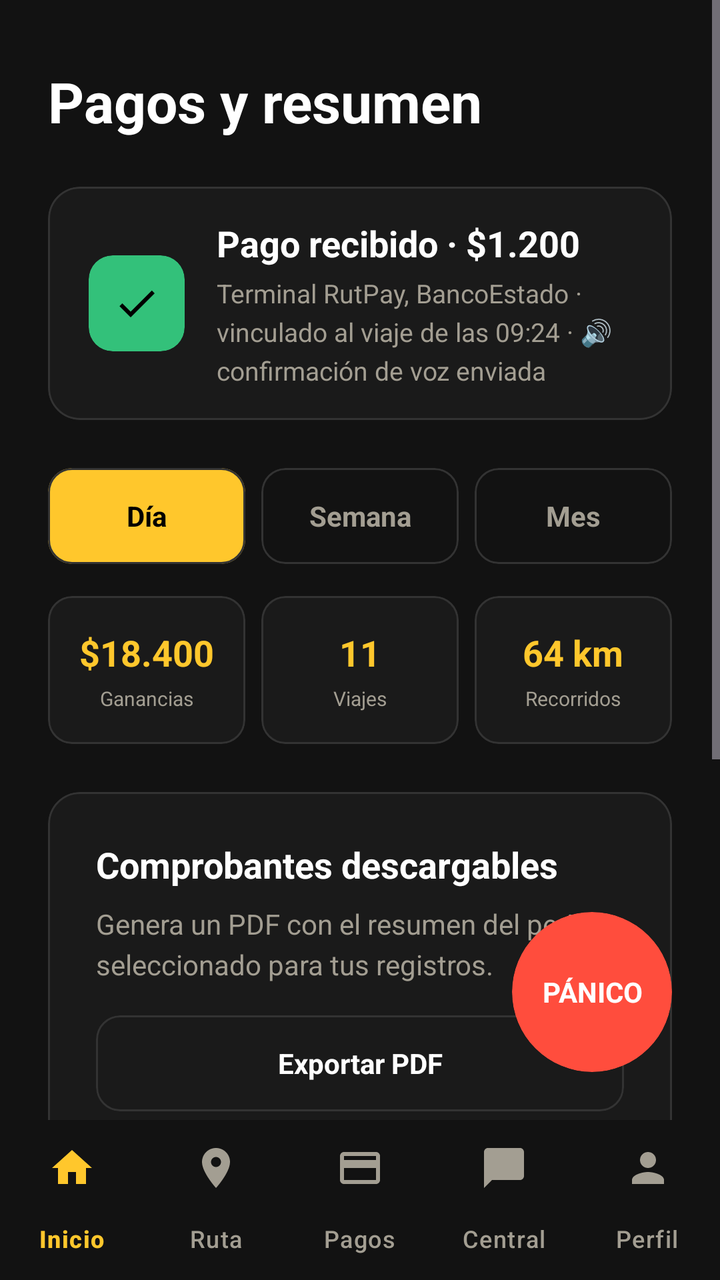
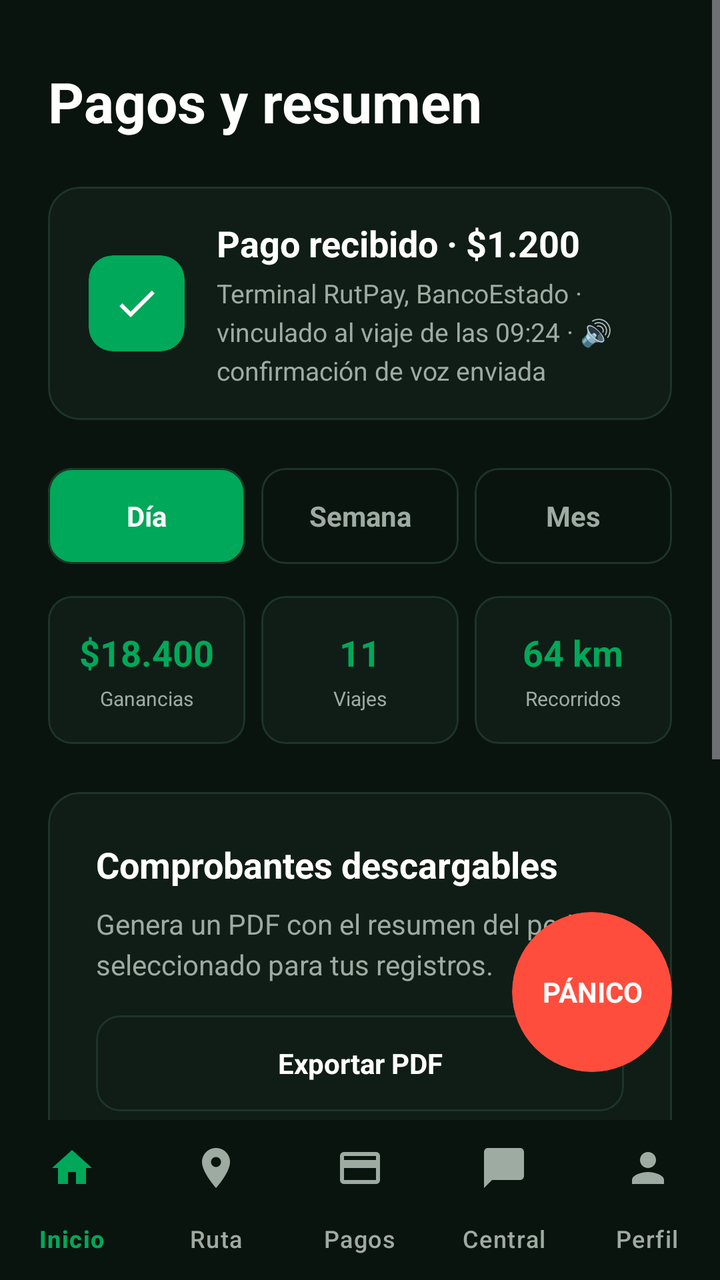

Compare the two renders of this Android layout. The source of the first and the diff that turns it into the second are given below.
<!-- AndroidManifest.xml: application theme Theme.Colectivos -->
<!-- res/layout/activity_payments.xml -->
<?xml version="1.0" encoding="utf-8"?>
<androidx.constraintlayout.widget.ConstraintLayout xmlns:android="http://schemas.android.com/apk/res/android"
    xmlns:app="http://schemas.android.com/apk/res-auto"
    android:layout_width="match_parent"
    android:layout_height="match_parent"
    android:background="@color/bg_dark">

    <ScrollView
        android:layout_width="match_parent"
        android:layout_height="0dp"
        app:layout_constraintTop_toTopOf="parent"
        app:layout_constraintBottom_toTopOf="@id/bottom_nav"
        android:fillViewport="true">

        <LinearLayout
            android:layout_width="match_parent"
            android:layout_height="wrap_content"
            android:orientation="vertical"
            android:paddingHorizontal="24dp"
            android:paddingTop="32dp"
            android:paddingBottom="24dp">

            <TextView
                android:layout_width="wrap_content"
                android:layout_height="wrap_content"
                android:text="Pagos y resumen"
                android:textColor="@color/text_primary"
                android:textSize="28sp"
                android:textStyle="bold" />

            
            <com.google.android.material.card.MaterialCardView
                android:layout_width="match_parent"
                android:layout_height="wrap_content"
                android:layout_marginTop="24dp"
                app:cardBackgroundColor="@color/card_bg"
                app:cardCornerRadius="16dp"
                app:strokeColor="@color/card_border"
                app:strokeWidth="1dp">

                <androidx.constraintlayout.widget.ConstraintLayout
                    android:layout_width="match_parent"
                    android:layout_height="wrap_content"
                    android:padding="16dp">

                    <View
                        android:id="@+id/border_payment"
                        android:layout_width="4dp"
                        android:layout_height="0dp"
                        android:background="@color/status_green"
                        app:layout_constraintTop_toTopOf="parent"
                        app:layout_constraintBottom_toBottomOf="parent"
                        app:layout_constraintStart_toStartOf="parent"
                        android:layout_marginTop="-16dp"
                        android:layout_marginBottom="-16dp"
                        android:layout_marginStart="-16dp"/>

                    <com.google.android.material.card.MaterialCardView
                        android:id="@+id/icon_bg"
                        android:layout_width="48dp"
                        android:layout_height="48dp"
                        app:cardBackgroundColor="@color/status_green"
                        app:cardCornerRadius="12dp"
                        app:strokeWidth="0dp"
                        app:layout_constraintTop_toTopOf="parent"
                        app:layout_constraintBottom_toBottomOf="parent"
                        app:layout_constraintStart_toEndOf="@id/border_payment"
                        android:layout_marginStart="16dp">
                        <ImageView
                            android:layout_width="24dp"
                            android:layout_height="24dp"
                            android:layout_gravity="center"
                            android:src="@drawable/ic_check"
                            app:tint="@color/black" />
                    </com.google.android.material.card.MaterialCardView>

                    <TextView
                        android:id="@+id/tv_payment_title"
                        android:layout_width="0dp"
                        android:layout_height="wrap_content"
                        android:text="Pago recibido · $1.200"
                        android:textColor="@color/text_primary"
                        android:textSize="18sp"
                        android:textStyle="bold"
                        android:layout_marginStart="16dp"
                        app:layout_constraintTop_toTopOf="parent"
                        app:layout_constraintStart_toEndOf="@id/icon_bg"
                        app:layout_constraintEnd_toEndOf="parent" />

                    <TextView
                        android:layout_width="0dp"
                        android:layout_height="wrap_content"
                        android:text="Terminal RutPay, BancoEstado · vinculado al viaje de las 09:24 · 🔊 confirmación de voz enviada"
                        android:textColor="@color/text_secondary"
                        android:textSize="13sp"
                        android:lineSpacingExtra="4dp"
                        android:layout_marginTop="4dp"
                        app:layout_constraintTop_toBottomOf="@id/tv_payment_title"
                        app:layout_constraintStart_toStartOf="@id/tv_payment_title"
                        app:layout_constraintEnd_toEndOf="parent" />

                </androidx.constraintlayout.widget.ConstraintLayout>
            </com.google.android.material.card.MaterialCardView>

            
            <LinearLayout
                android:layout_width="match_parent"
                android:layout_height="48dp"
                android:layout_marginTop="24dp"
                android:orientation="horizontal"
                android:weightSum="3">

                <com.google.android.material.card.MaterialCardView
                    android:id="@+id/btn_tab_dia"
                    android:layout_width="0dp"
                    android:layout_height="match_parent"
                    android:layout_weight="1"
                    app:cardBackgroundColor="@color/brand_yellow"
                    app:cardCornerRadius="12dp"
                    app:strokeColor="@color/card_border"
                    app:strokeWidth="1dp"
                    android:layout_marginEnd="4dp"
                    android:clickable="true"
                    android:focusable="true">
                    <TextView
                        android:id="@+id/tv_tab_dia"
                        android:layout_width="match_parent"
                        android:layout_height="match_parent"
                        android:text="Día"
                        android:textColor="@color/black"
                        android:textSize="14sp"
                        android:textStyle="bold"
                        android:gravity="center" />
                </com.google.android.material.card.MaterialCardView>

                <com.google.android.material.card.MaterialCardView
                    android:id="@+id/btn_tab_semana"
                    android:layout_width="0dp"
                    android:layout_height="match_parent"
                    android:layout_weight="1"
                    app:cardBackgroundColor="@android:color/transparent"
                    app:cardCornerRadius="12dp"
                    app:strokeColor="@color/card_border"
                    app:strokeWidth="1dp"
                    android:layout_marginHorizontal="4dp"
                    android:clickable="true"
                    android:focusable="true">
                    <TextView
                        android:id="@+id/tv_tab_semana"
                        android:layout_width="match_parent"
                        android:layout_height="match_parent"
                        android:text="Semana"
                        android:textColor="@color/text_secondary"
                        android:textSize="14sp"
                        android:textStyle="bold"
                        android:gravity="center" />
                </com.google.android.material.card.MaterialCardView>

                <com.google.android.material.card.MaterialCardView
                    android:id="@+id/btn_tab_mes"
                    android:layout_width="0dp"
                    android:layout_height="match_parent"
                    android:layout_weight="1"
                    app:cardBackgroundColor="@android:color/transparent"
                    app:cardCornerRadius="12dp"
                    app:strokeColor="@color/card_border"
                    app:strokeWidth="1dp"
                    android:layout_marginStart="4dp"
                    android:clickable="true"
                    android:focusable="true">
                    <TextView
                        android:id="@+id/tv_tab_mes"
                        android:layout_width="match_parent"
                        android:layout_height="match_parent"
                        android:text="Mes"
                        android:textColor="@color/text_secondary"
                        android:textSize="14sp"
                        android:textStyle="bold"
                        android:gravity="center" />
                </com.google.android.material.card.MaterialCardView>

            </LinearLayout>

            
            <LinearLayout
                android:layout_width="match_parent"
                android:layout_height="wrap_content"
                android:layout_marginTop="16dp"
                android:orientation="horizontal"
                android:weightSum="3">
                
                <com.google.android.material.card.MaterialCardView
                    android:layout_width="0dp"
                    android:layout_height="wrap_content"
                    android:layout_weight="1"
                    android:layout_marginEnd="4dp"
                    app:cardBackgroundColor="@color/card_bg"
                    app:cardCornerRadius="12dp"
                    app:strokeColor="@color/card_border"
                    app:strokeWidth="1dp">
                    <LinearLayout
                        android:layout_width="match_parent"
                        android:layout_height="wrap_content"
                        android:orientation="vertical"
                        android:paddingVertical="16dp"
                        android:gravity="center">
                        <TextView
                            android:layout_width="wrap_content"
                            android:layout_height="wrap_content"
                            android:text="$18.400"
                            android:textColor="@color/brand_yellow"
                            android:textSize="18sp"
                            android:textStyle="bold" />
                        <TextView
                            android:layout_width="wrap_content"
                            android:layout_height="wrap_content"
                            android:text="Ganancias"
                            android:textColor="@color/text_secondary"
                            android:textSize="10sp"
                            android:layout_marginTop="4dp" />
                    </LinearLayout>
                </com.google.android.material.card.MaterialCardView>
                
                <com.google.android.material.card.MaterialCardView
                    android:layout_width="0dp"
                    android:layout_height="wrap_content"
                    android:layout_weight="1"
                    android:layout_marginHorizontal="4dp"
                    app:cardBackgroundColor="@color/card_bg"
                    app:cardCornerRadius="12dp"
                    app:strokeColor="@color/card_border"
                    app:strokeWidth="1dp">
                    <LinearLayout
                        android:layout_width="match_parent"
                        android:layout_height="wrap_content"
                        android:orientation="vertical"
                        android:paddingVertical="16dp"
                        android:gravity="center">
                        <TextView
                            android:layout_width="wrap_content"
                            android:layout_height="wrap_content"
                            android:text="11"
                            android:textColor="@color/brand_yellow"
                            android:textSize="18sp"
                            android:textStyle="bold" />
                        <TextView
                            android:layout_width="wrap_content"
                            android:layout_height="wrap_content"
                            android:text="Viajes"
                            android:textColor="@color/text_secondary"
                            android:textSize="10sp"
                            android:layout_marginTop="4dp" />
                    </LinearLayout>
                </com.google.android.material.card.MaterialCardView>
                
                <com.google.android.material.card.MaterialCardView
                    android:layout_width="0dp"
                    android:layout_height="wrap_content"
                    android:layout_weight="1"
                    android:layout_marginStart="4dp"
                    app:cardBackgroundColor="@color/card_bg"
                    app:cardCornerRadius="12dp"
                    app:strokeColor="@color/card_border"
                    app:strokeWidth="1dp">
                    <LinearLayout
                        android:layout_width="match_parent"
                        android:layout_height="wrap_content"
                        android:orientation="vertical"
                        android:paddingVertical="16dp"
                        android:gravity="center">
                        <TextView
                            android:layout_width="wrap_content"
                            android:layout_height="wrap_content"
                            android:text="64 km"
                            android:textColor="@color/brand_yellow"
                            android:textSize="18sp"
                            android:textStyle="bold" />
                        <TextView
                            android:layout_width="wrap_content"
                            android:layout_height="wrap_content"
                            android:text="Recorridos"
                            android:textColor="@color/text_secondary"
                            android:textSize="10sp"
                            android:layout_marginTop="4dp" />
                    </LinearLayout>
                </com.google.android.material.card.MaterialCardView>
            </LinearLayout>

            
            <com.google.android.material.card.MaterialCardView
                android:layout_width="match_parent"
                android:layout_height="wrap_content"
                android:layout_marginTop="24dp"
                app:cardBackgroundColor="@color/card_bg"
                app:cardCornerRadius="16dp"
                app:strokeColor="@color/card_border"
                app:strokeWidth="1dp">
                <LinearLayout
                    android:layout_width="match_parent"
                    android:layout_height="wrap_content"
                    android:orientation="vertical"
                    android:padding="24dp">

                    <TextView
                        android:layout_width="wrap_content"
                        android:layout_height="wrap_content"
                        android:text="Comprobantes descargables"
                        android:textColor="@color/text_primary"
                        android:textSize="18sp"
                        android:textStyle="bold" />

                    <TextView
                        android:layout_width="match_parent"
                        android:layout_height="wrap_content"
                        android:text="Genera un PDF con el resumen del periodo seleccionado para tus registros."
                        android:textColor="@color/text_secondary"
                        android:textSize="14sp"
                        android:lineSpacingExtra="4dp"
                        android:layout_marginTop="8dp" />

                    <com.google.android.material.card.MaterialCardView
                        android:id="@+id/btn_export"
                        android:layout_width="match_parent"
                        android:layout_height="48dp"
                        android:layout_marginTop="16dp"
                        app:cardBackgroundColor="@android:color/transparent"
                        app:cardCornerRadius="12dp"
                        app:strokeColor="@color/card_border"
                        app:strokeWidth="1dp"
                        android:clickable="true"
                        android:focusable="true">
                        <TextView
                            android:layout_width="match_parent"
                            android:layout_height="match_parent"
                            android:text="Exportar PDF"
                            android:textColor="@color/white"
                            android:textSize="14sp"
                            android:textStyle="bold"
                            android:gravity="center" />
                    </com.google.android.material.card.MaterialCardView>
                </LinearLayout>
            </com.google.android.material.card.MaterialCardView>

            <TextView
                android:layout_width="wrap_content"
                android:layout_height="wrap_content"
                android:text="Cuota social"
                android:textColor="@color/text_secondary"
                android:textSize="14sp"
                android:textStyle="bold"
                android:layout_marginTop="24dp" />

            
            <com.google.android.material.card.MaterialCardView
                android:layout_width="match_parent"
                android:layout_height="wrap_content"
                android:layout_marginTop="12dp"
                app:cardBackgroundColor="@color/card_bg"
                app:cardCornerRadius="16dp"
                app:strokeColor="@color/card_border"
                app:strokeWidth="1dp">

                <androidx.constraintlayout.widget.ConstraintLayout
                    android:layout_width="match_parent"
                    android:layout_height="wrap_content"
                    android:padding="20dp">

                    <TextView
                        android:id="@+id/tv_cuota_title"
                        android:layout_width="wrap_content"
                        android:layout_height="wrap_content"
                        android:text="Septiembre 2026"
                        android:textColor="@color/text_primary"
                        android:textSize="18sp"
                        android:textStyle="bold"
                        app:layout_constraintTop_toTopOf="parent"
                        app:layout_constraintStart_toStartOf="parent" />

                    <TextView
                        android:layout_width="wrap_content"
                        android:layout_height="wrap_content"
                        android:text="Vence el 30 de septiembre"
                        android:textColor="@color/text_secondary"
                        android:textSize="14sp"
                        android:layout_marginTop="4dp"
                        app:layout_constraintTop_toBottomOf="@id/tv_cuota_title"
                        app:layout_constraintStart_toStartOf="parent" />

                    <TextView
                        android:layout_width="wrap_content"
                        android:layout_height="wrap_content"
                        android:text="Al día"
                        android:textColor="@color/status_green"
                        android:textSize="12sp"
                        android:textStyle="bold"
                        android:background="@drawable/bg_pill_green"
                        android:paddingHorizontal="12dp"
                        android:paddingVertical="6dp"
                        app:layout_constraintTop_toTopOf="parent"
                        app:layout_constraintBottom_toBottomOf="parent"
                        app:layout_constraintEnd_toEndOf="parent" />
                </androidx.constraintlayout.widget.ConstraintLayout>
            </com.google.android.material.card.MaterialCardView>

            
            <Space
                android:layout_width="match_parent"
                android:layout_height="80dp" />

        </LinearLayout>
    </ScrollView>

    
    <com.google.android.material.card.MaterialCardView
        android:id="@+id/btn_panic"
        android:layout_width="80dp"
        android:layout_height="80dp"
        app:cardBackgroundColor="@color/panic_red"
        app:cardCornerRadius="40dp"
        app:strokeWidth="0dp"
        android:elevation="8dp"
        app:layout_constraintBottom_toTopOf="@id/bottom_nav"
        app:layout_constraintEnd_toEndOf="parent"
        android:layout_marginEnd="24dp"
        android:layout_marginBottom="24dp"
        android:clickable="true"
        android:focusable="true">

        <TextView
            android:layout_width="match_parent"
            android:layout_height="match_parent"
            android:gravity="center"
            android:text="PÁNICO"
            android:textColor="@color/white"
            android:textStyle="bold"
            android:textSize="14sp" />
    </com.google.android.material.card.MaterialCardView>

    <com.google.android.material.bottomnavigation.BottomNavigationView
        android:id="@+id/bottom_nav"
        android:layout_width="match_parent"
        android:layout_height="wrap_content"
        android:background="@color/bg_dark"
        app:layout_constraintBottom_toBottomOf="parent"
        app:menu="@menu/bottom_nav_menu"
        app:itemIconTint="@color/bottom_nav_color"
        app:itemTextColor="@color/bottom_nav_color"
        app:labelVisibilityMode="labeled" />

</androidx.constraintlayout.widget.ConstraintLayout>
<!-- resources referenced by this layout -->
<resources>
  <color name="bg_dark">#121212</color>
  <color name="black">#FF000000</color>
  <color name="brand_yellow">#FFC72C</color>
  <color name="card_bg">#1A1A1A</color>
  <color name="card_border">#333333</color>
  <color name="panic_red">#FF4D3D</color>
  <color name="status_green">#33C17A</color>
  <color name="text_primary">#FFFFFF</color>
  <color name="text_secondary">#A39E92</color>
  <color name="white">#FFFFFFFF</color>
  <!-- drawable bg_pill_green (drawable) -->
  <?xml version="1.0" encoding="utf-8"?>
  <shape xmlns:android="http://schemas.android.com/apk/res/android"
      android:shape="rectangle">
      <solid android:color="@color/status_green_bg" />
      <corners android:radius="16dp" />
  </shape>
  <!-- drawable ic_check (drawable) -->
  <vector xmlns:android="http://schemas.android.com/apk/res/android"
      android:width="24dp" android:height="24dp" android:viewportWidth="24" android:viewportHeight="24">
      <path android:fillColor="@color/taxi_yellow"
          android:pathData="M9,16.17L4.83,12l-1.42,1.41L9,19 21,7l-1.41,-1.41z"/>
  </vector>
  <style name="Theme.Colectivos" parent="Base.Theme.Colectivos" />
  <color name="status_green_bg">#1B3320</color>
  <color name="taxi_yellow">#FFC72C</color>
  <style name="Base.Theme.Colectivos" parent="Theme.Material3.Dark.NoActionBar">
          <item name="android:windowBackground">@color/bg_dark</item>
          <item name="android:colorBackground">@color/bg_dark</item>
          <item name="colorPrimary">@color/brand_yellow</item>
          <item name="colorOnPrimary">@color/black</item>
          <item name="colorSecondary">@color/text_secondary</item>
      </style>
</resources>

<!-- the commit's change to res/layout/activity_payments.xml (unified diff, before → after) -->
@@ -71,7 +71,7 @@
                             android:layout_height="24dp"
                             android:layout_gravity="center"
                             android:src="@drawable/ic_check"
-                            app:tint="@color/black" />
+                            app:tint="@color/white" />
                     </com.google.android.material.card.MaterialCardView>
 
                     <TextView
@@ -127,7 +127,7 @@
                         android:layout_width="match_parent"
                         android:layout_height="match_parent"
                         android:text="Día"
-                        android:textColor="@color/black"
+                        android:textColor="@color/white"
                         android:textSize="14sp"
                         android:textStyle="bold"
                         android:gravity="center" />
<!-- resource entries referenced after the edit -->
@@ -1,14 +1,13 @@
 <!-- resources referenced by this layout -->
 <resources>
-  <color name="bg_dark">#121212</color>
-  <color name="black">#FF000000</color>
-  <color name="brand_yellow">#FFC72C</color>
-  <color name="card_bg">#1A1A1A</color>
-  <color name="card_border">#333333</color>
+  <color name="bg_dark">#0A140F</color>
+  <color name="brand_yellow">#00A859</color>
+  <color name="card_bg">#101D16</color>
+  <color name="card_border">#1D3527</color>
   <color name="panic_red">#FF4D3D</color>
-  <color name="status_green">#33C17A</color>
+  <color name="status_green">#00A859</color>
   <color name="text_primary">#FFFFFF</color>
-  <color name="text_secondary">#A39E92</color>
+  <color name="text_secondary">#9EABA2</color>
   <color name="white">#FFFFFFFF</color>
   <!-- drawable bg_pill_green (drawable) -->
   <?xml version="1.0" encoding="utf-8"?>
@@ -24,14 +23,15 @@
           android:pathData="M9,16.17L4.83,12l-1.42,1.41L9,19 21,7l-1.41,-1.41z"/>
   </vector>
   <style name="Theme.Colectivos" parent="Base.Theme.Colectivos" />
-  <color name="status_green_bg">#1B3320</color>
-  <color name="taxi_yellow">#FFC72C</color>
+  <color name="status_green_bg">#132E1D</color>
+  <color name="taxi_yellow">#00A859</color>
   <style name="Base.Theme.Colectivos" parent="Theme.Material3.Dark.NoActionBar">
           <item name="android:windowBackground">@color/bg_dark</item>
           <item name="android:colorBackground">@color/bg_dark</item>
-          <item name="colorPrimary">@color/brand_yellow</item>
-          <item name="colorOnPrimary">@color/black</item>
+          <item name="colorPrimary">@color/brand_green</item>
+          <item name="colorOnPrimary">@color/white</item>
           <item name="colorSecondary">@color/text_secondary</item>
       </style>
+  <color name="brand_green">#00A859</color>
 </resources>
 
